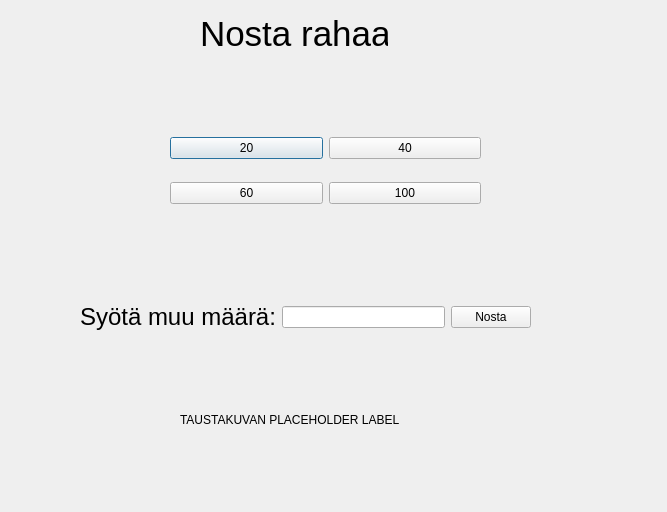
Old version of the form bank-automat/withdrawcash.ui in the repository tvt24kmo-project/group_15.
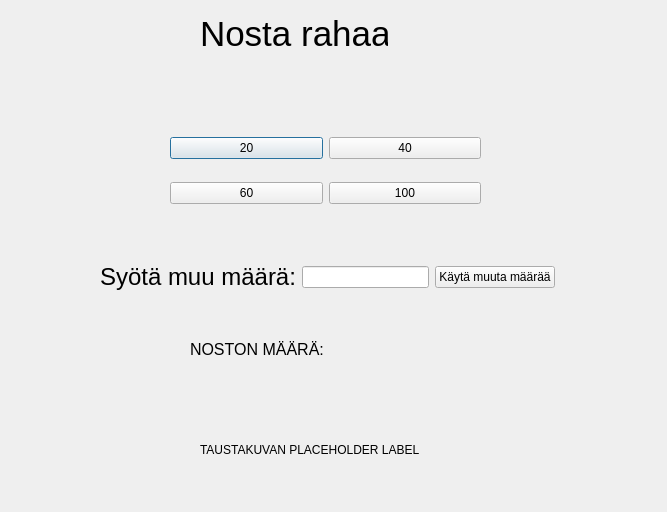
New version of the form.

Commit message: Rahan noston logiikkaa järkevämmäksi, UI päivitys, luokan nimeys selkeämmäksi

```diff
--- a/bank-automat/withdrawcash.ui
+++ b/bank-automat/withdrawcash.ui
@@ -34,8 +34,8 @@
   <widget class="QLabel" name="labelWithdrawCashBG">
    <property name="geometry">
     <rect>
-     <x>180</x>
-     <y>410</y>
+     <x>200</x>
+     <y>440</y>
      <width>281</width>
      <height>20</height>
     </rect>
@@ -87,9 +87,45 @@
   <widget class="QWidget" name="">
    <property name="geometry">
     <rect>
-     <x>80</x>
-     <y>300</y>
-     <width>451</width>
+     <x>190</x>
+     <y>340</y>
+     <width>233</width>
+     <height>30</height>
+    </rect>
+   </property>
+   <layout class="QFormLayout" name="formLayout">
+    <item row="0" column="0">
+     <widget class="QLabel" name="label_3">
+      <property name="font">
+       <font>
+        <pointsize>12</pointsize>
+       </font>
+      </property>
+      <property name="text">
+       <string>NOSTON MÄÄRÄ: </string>
+      </property>
+     </widget>
+    </item>
+    <item row="0" column="1">
+     <widget class="QLabel" name="labelAmount">
+      <property name="font">
+       <font>
+        <pointsize>12</pointsize>
+       </font>
+      </property>
+      <property name="text">
+       <string/>
+      </property>
+     </widget>
+    </item>
+   </layout>
+  </widget>
+  <widget class="QWidget" name="">
+   <property name="geometry">
+    <rect>
+     <x>100</x>
+     <y>260</y>
+     <width>455</width>
      <height>34</height>
     </rect>
    </property>
@@ -116,7 +152,7 @@
     <item row="0" column="2">
      <widget class="QPushButton" name="buttonWithdrawOther">
       <property name="text">
-       <string>Nosta</string>
+       <string>Käytä muuta määrää</string>
       </property>
      </widget>
     </item>
```
Left out of the diff: 22 changed lines with no effect on the pictures. The commit also changes 4 other files.
